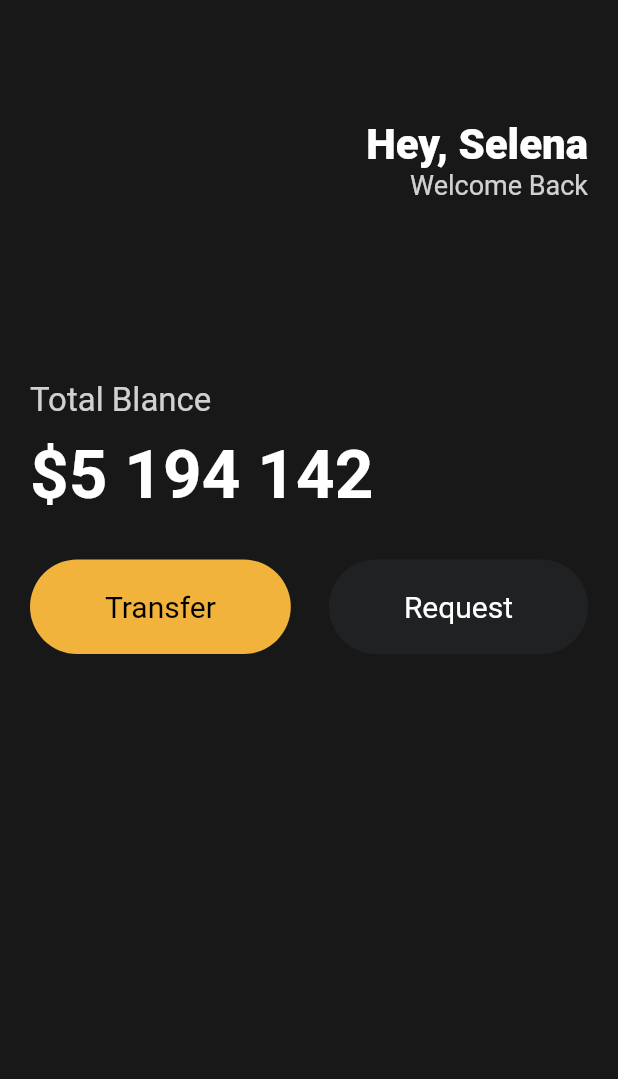
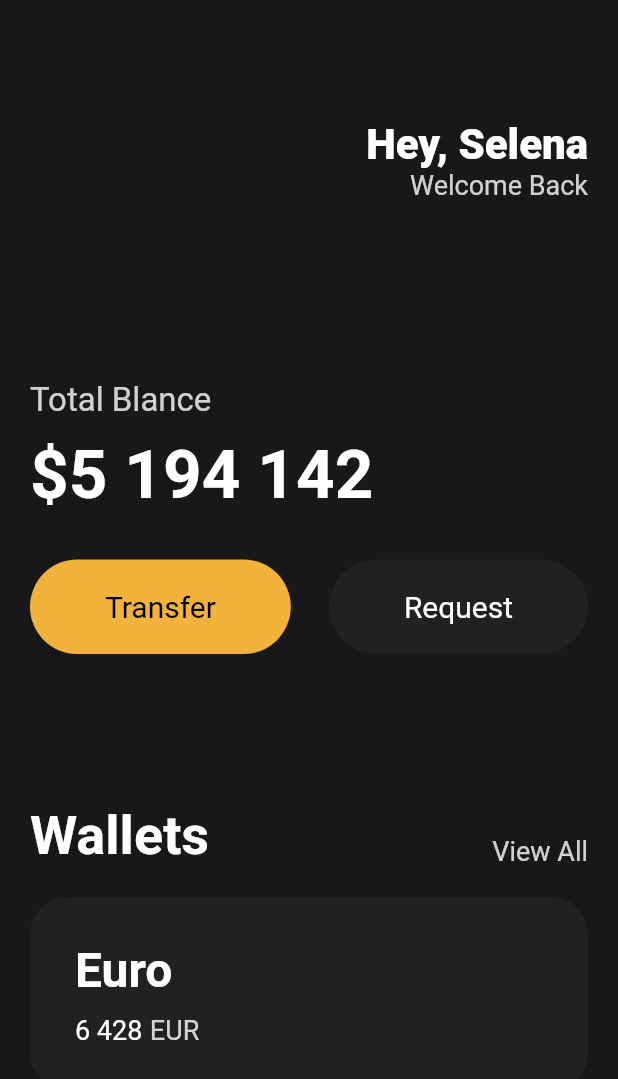
Before and after one commit to gretea5/learn-flutter, a Flutter app: the screen it shows after launch, on a phone screen of 412 x 824 dp. Shown: the top 1079 px of the screen. Run offline on Flutter 3.47's test engine with Material 2 defaults, Android fonts, the light colour scheme and no system bars.

Commit message:
#3.6 Cards

```diff
--- a/toonflix/lib/main.dart
+++ b/toonflix/lib/main.dart
@@ -10,20 +10,20 @@ class App extends StatelessWidget {
 
   @override
   Widget build(BuildContext context) {
-    return const MaterialApp(
+    return MaterialApp(
       home: Scaffold(
-        backgroundColor: Color(0xFF181818),
+        backgroundColor: const Color(0xFF181818),
         body: Padding(
-          padding: EdgeInsets.symmetric(
+          padding: const EdgeInsets.symmetric(
             horizontal: 20,
           ),
           child: Column(
             crossAxisAlignment: CrossAxisAlignment.start,
             children: [
-              SizedBox(
+              const SizedBox(
                 height: 80,
               ),
-              Row(
+              const Row(
                 mainAxisAlignment: MainAxisAlignment.end,
                 children: [
                   Column(
@@ -48,20 +48,20 @@ class App extends StatelessWidget {
                   )
                 ],
               ),
-              SizedBox(
+              const SizedBox(
                 height: 120,
               ),
-              Text(
+              const Text(
                 'Total Blance',
                 style: TextStyle(
                   fontSize: 22,
                   color: Color.fromRGBO(255, 255, 255, 0.8),
                 ),
               ),
-              SizedBox(
+              const SizedBox(
                 height: 10,
               ),
-              Text(
+              const Text(
                 '\$5 194 142',
                 style: TextStyle(
                   color: Colors.white,
@@ -69,10 +69,10 @@ class App extends StatelessWidget {
                   fontWeight: FontWeight.w600,
                 ),
               ),
-              SizedBox(
+              const SizedBox(
                 height: 30,
               ),
-              Row(
+              const Row(
                 mainAxisAlignment: MainAxisAlignment.spaceBetween,
                 children: [
                   Button(
@@ -87,6 +87,82 @@ class App extends StatelessWidget {
                   ),
                 ],
               ),
+              const SizedBox(
+                height: 100,
+              ),
+              Row(
+                crossAxisAlignment: CrossAxisAlignment.end,
+                mainAxisAlignment: MainAxisAlignment.spaceBetween,
+                children: [
+                  const Text(
+                    "Wallets",
+                    style: TextStyle(
+                      color: Colors.white,
+                      fontSize: 36,
+                      fontWeight: FontWeight.w600,
+                    ),
+                  ),
+                  Text(
+                    'View All',
+                    style: TextStyle(
+                      color: Colors.white.withOpacity(0.8),
+                      fontSize: 18,
+                    ),
+                  ),
+                ],
+              ),
+              const SizedBox(
+                height: 20,
+              ),
+              Container(
+                  decoration: BoxDecoration(
+                    color: const Color(0xFF1F2123),
+                    borderRadius: BorderRadius.circular(25),
+                  ),
+                  child: Padding(
+                    padding: const EdgeInsets.all(30),
+                    child: Row(
+                      children: [
+                        Column(
+                          crossAxisAlignment: CrossAxisAlignment.start,
+                          children: [
+                            const Text(
+                              'Euro',
+                              style: TextStyle(
+                                color: Colors.white,
+                                fontSize: 32,
+                                fontWeight: FontWeight.w600,
+                              ),
+                            ),
+                            const SizedBox(
+                              height: 10,
+                            ),
+                            Row(
+                              children: [
+                                const Text(
+                                  '6 428',
+                                  style: TextStyle(
+                                    color: Colors.white,
+                                    fontSize: 18,
+                                  ),
+                                ),
+                                const SizedBox(
+                                  width: 5,
+                                ),
+                                Text(
+                                  'EUR',
+                                  style: TextStyle(
+                                    color: Colors.white.withOpacity(0.8),
+                                    fontSize: 18,
+                                  ),
+                                ),
+                              ],
+                            )
+                          ],
+                        ),
+                      ],
+                    ),
+                  )),
             ],
           ),
         ),
```
